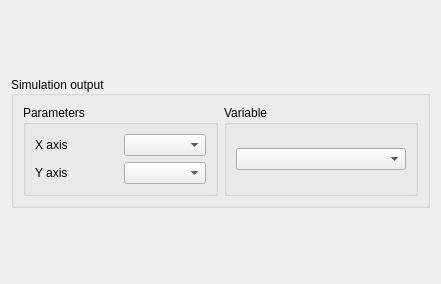
Qt form cassandra/uis/HeatMapDialog.ui (xrubio/pandora) before a commit.
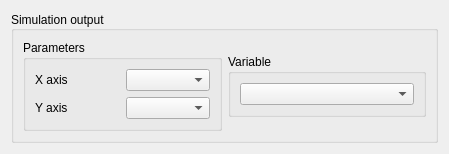
The same form after that commit.

```diff
--- a/cassandra/uis/HeatMapDialog.ui
+++ b/cassandra/uis/HeatMapDialog.ui
@@ -6,10 +6,16 @@
    <rect>
     <x>0</x>
     <y>0</y>
-    <width>441</width>
-    <height>284</height>
+    <width>449</width>
+    <height>142</height>
    </rect>
   </property>
+  <property name="sizePolicy">
+   <sizepolicy hsizetype="Expanding" vsizetype="Expanding">
+    <horstretch>0</horstretch>
+    <verstretch>0</verstretch>
+   </sizepolicy>
+  </property>
   <property name="windowTitle">
    <string>Dialog</string>
   </property>
@@ -17,17 +23,11 @@
    <item>
     <widget class="QGroupBox" name="modelGroup">
      <property name="sizePolicy">
-      <sizepolicy hsizetype="Preferred" vsizetype="Fixed">
+      <sizepolicy hsizetype="Expanding" vsizetype="Preferred">
        <horstretch>0</horstretch>
        <verstretch>0</verstretch>
       </sizepolicy>
      </property>
-     <property name="minimumSize">
-      <size>
-       <width>0</width>
-       <height>80</height>
-      </size>
-     </property>
      <property name="title">
       <string>Simulation output</string>
      </property>
@@ -37,6 +37,12 @@
      <layout class="QHBoxLayout" name="horizontalLayout">
       <item>
        <widget class="QGroupBox" name="params">
+        <property name="sizePolicy">
+         <sizepolicy hsizetype="Expanding" vsizetype="Fixed">
+          <horstretch>0</horstretch>
+          <verstretch>1</verstretch>
+         </sizepolicy>
+        </property>
         <property name="title">
          <string>Parameters</string>
         </property>
@@ -112,6 +118,12 @@
       </item>
       <item>
        <widget class="QGroupBox" name="variableG">
+        <property name="sizePolicy">
+         <sizepolicy hsizetype="Expanding" vsizetype="Fixed">
+          <horstretch>0</horstretch>
+          <verstretch>0</verstretch>
+         </sizepolicy>
+        </property>
         <property name="title">
          <string>Variable</string>
         </property>
```
